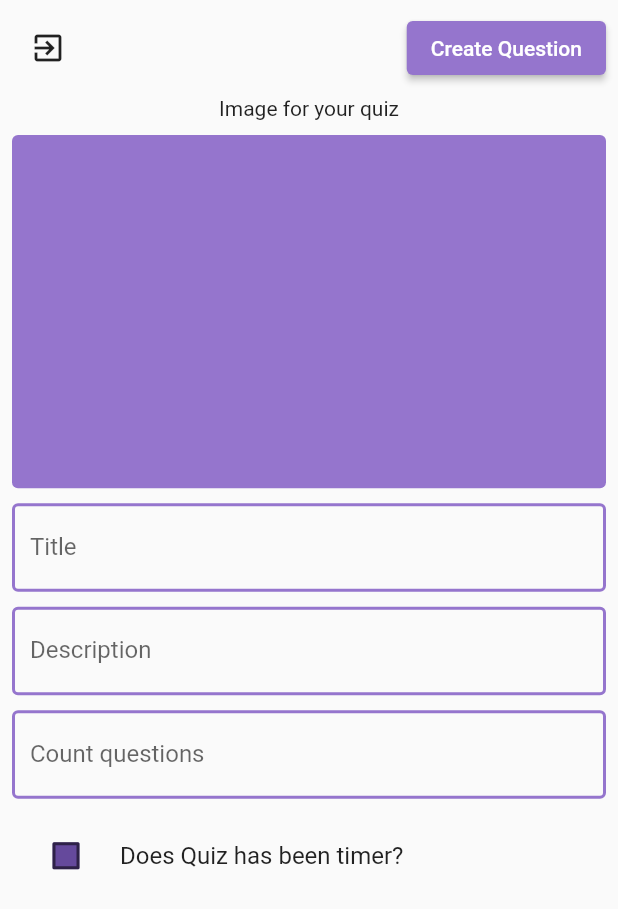
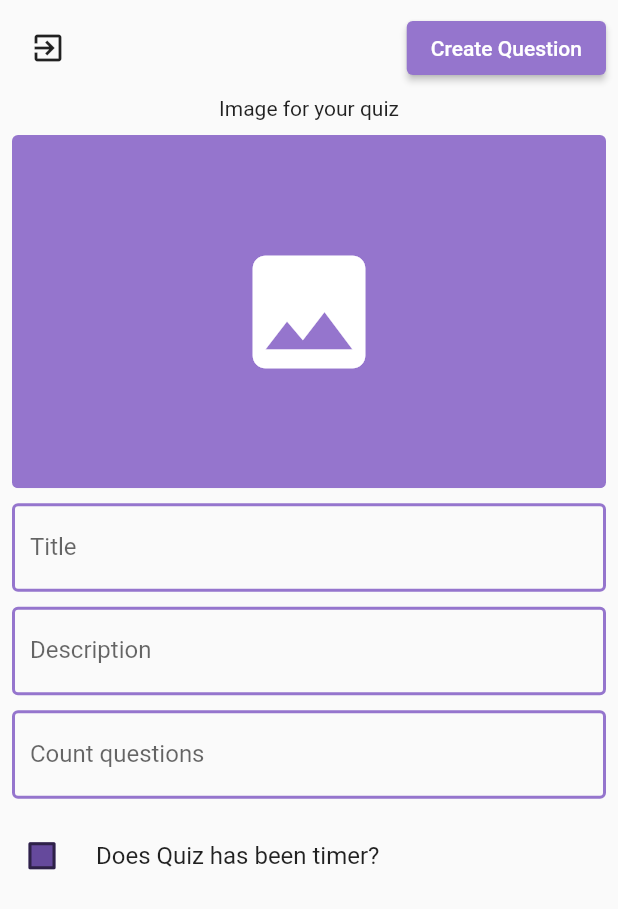
Before and after one commit to yokawaiik/yo_quiz_app, a Flutter app: the CreateQuizScreen screen opened by its route, on a phone screen of 412 x 824 dp. Shown: the top 909 px of the screen. Run offline on Flutter 3.47's test engine with Material 2 defaults, Android fonts, the phone set to English and light mode, and no system bars; our stand-ins replace cloud_firestore, firebase_auth, firebase_core, image_picker; accounts and stored records are empty.

Commit message:
Created models and layout for create module.

```diff
--- a/lib/src/core/router/app_router.dart
+++ b/lib/src/core/router/app_router.dart
@@ -1,5 +1,6 @@
 import 'package:yo_quiz_app/src/modules/auth/screens/auth_wrapper_screen.dart';
 import 'package:yo_quiz_app/src/modules/auth/screens/auth_screen.dart';
+import 'package:yo_quiz_app/src/modules/create/screens/create_questions_area.dart';
 import 'package:yo_quiz_app/src/modules/create/screens/create_quiz_screen.dart';
 import 'package:yo_quiz_app/src/modules/main_navigator/screens/main_navigator_screen.dart';
 import 'package:yo_quiz_app/src/modules/profile/screens/profile_screen.dart';
@@ -14,6 +15,7 @@ class AppRouter {
     ProfileScreen.routeName: (ctx) => ProfileScreen(),
 
     CreateQuizScreen.routeName: (ctx) => CreateQuizScreen(),
+    CreateQuestionsArea.routeName: (ctx) => CreateQuestionsArea(),
   };
 
   static const initialRoute = AuthWrapper.routeName;
--- /dev/null
+++ b/lib/src/modules/create/enums/scope.dart
@@ -0,0 +1,4 @@
+enum Scope {
+  public,
+  private,
+}
--- /dev/null
+++ b/lib/src/modules/create/models/answer.dart
@@ -0,0 +1,9 @@
+class Answer {
+  String? text;
+  bool isRight;
+
+  Answer({
+    this.text,
+    this.isRight = false,
+  });
+}
--- /dev/null
+++ b/lib/src/modules/create/models/question.dart
@@ -0,0 +1,17 @@
+import 'package:yo_quiz_app/src/modules/create/models/answer.dart';
+
+class Question {
+  // for edit
+  late final String? id;
+
+  late List<Answer> answers;
+  late int? secondsInTimer;
+
+  Question({
+
+    this.id,
+    required this.answers,
+    this.secondsInTimer,
+
+  });
+}
--- /dev/null
+++ b/lib/src/modules/create/models/quiz.dart
@@ -0,0 +1,28 @@
+import 'package:cloud_firestore/cloud_firestore.dart';
+import 'package:yo_quiz_app/src/modules/create/enums/scope.dart';
+import 'package:yo_quiz_app/src/modules/create/models/question.dart';
+
+class Quiz {
+  late final Timestamp created;
+  late final String createdByUser;
+  late int questionCount;
+  late Scope scope;
+  late bool timer;
+
+  late List<Question>? questions;
+
+  Quiz({
+    required this.createdByUser,
+    required this.questionCount,
+    required this.scope,
+
+    this.questions,
+    this.timer = false,
+    created,
+  }) {
+    this.created = Timestamp.now();
+  }
+
+
+
+}
--- a/lib/src/modules/create/screens/create_quiz_screen.dart
+++ b/lib/src/modules/create/screens/create_quiz_screen.dart
@@ -1,4 +1,8 @@
+import 'dart:io';
+
 import 'package:flutter/material.dart';
+import 'package:image_picker/image_picker.dart';
+import 'package:yo_quiz_app/src/modules/create/screens/create_questions_area.dart';
 
 class CreateQuizScreen extends StatefulWidget {
   static const String routeName = "/create-quiz-screen";
@@ -11,26 +15,49 @@ class CreateQuizScreen extends StatefulWidget {
 
 class _CreateQuizScreenState extends State<CreateQuizScreen> {
   late bool _quizHasTimer;
+  File? _quizImage;
+
+  late final GlobalKey<FormState> _form;
 
   @override
   void initState() {
     super.initState();
 
     _quizHasTimer = false;
+    _form = GlobalKey<FormState>();
   }
 
   @override
   Widget build(BuildContext context) {
     final device = MediaQuery.of(context).size;
 
+    Future<void> _addQuizImage() async {
+      final picker = ImagePicker();
+
+      final imagePicked =
+          await picker.pickImage(source: ImageSource.gallery, imageQuality: 50);
+
+      if (imagePicked == null) return;
+
+      // Todo: add image provider
+
+      setState(() {
+        _quizImage = File(imagePicked.path);
+      });
+    }
+
+
+    void _goToCreateQuestionsArea() {
+      if (!_form.currentState!.validate()) return;
+
+      _form.currentState!.save();
+
+      Navigator.of(context).pushNamed(CreateQuestionsArea.routeName);
+    }
 
     return Scaffold(
-      // appBar: AppBar(
-      //   actions: [
-      //     IconButton(icon: Icon(Icons.arr), onPressed: () {  },)
-      //   ],
-      // ),
       body: SafeArea(
+        child: SingleChildScrollView(
           child: Padding(
             padding: const EdgeInsets.all(8.0),
             child: Column(
@@ -47,13 +74,11 @@ class _CreateQuizScreenState extends State<CreateQuizScreen> {
                     )
                   ],
                 ),
-
                 Form(
+                  key: _form,
                   child: Padding(
-
                     padding: const EdgeInsets.only(top: 8),
                     child: Column(
-
                       mainAxisAlignment: MainAxisAlignment.spaceAround,
                       children: [
                         Text("Image for your quiz"),
@@ -61,12 +86,35 @@ class _CreateQuizScreenState extends State<CreateQuizScreen> {
                           height: 10,
                         ),
                         // Todo: add image
-                      Container(
-                        height: device.height * (2/7),
-
+                        GestureDetector(
+                          onTap: () {
+                            _addQuizImage();
+                          },
+                          child: SizedBox(
+                            height: device.height * (2 / 7),
+                            child: ClipRRect(
+                              borderRadius: BorderRadius.circular(4),
+                              child: _quizImage != null
+                                  ? Image.file(
+                                      _quizImage!,
+                                      fit: BoxFit.cover,
+                                      width: double.infinity,
+                                    )
+                                  : Container(
                                       decoration: BoxDecoration(
-                          borderRadius: BorderRadius.circular(4),
-                          color: Theme.of(context).colorScheme.primary,
+                                        color: Theme.of(context)
+                                            .colorScheme
+                                            .primary,
+                                      ),
+                                      child: Center(
+                                        child: Icon(Icons.image,
+                                            size: 100,
+                                            color: Theme.of(context)
+                                                .colorScheme
+                                                .onPrimary),
+                                      ),
+                                    ),
+                            ),
                           ),
                         ),
                         SizedBox(
@@ -74,6 +122,14 @@ class _CreateQuizScreenState extends State<CreateQuizScreen> {
                         ),
                         TextFormField(
                           decoration: InputDecoration(labelText: "Title"),
+                          validator: (v) {
+                            if (v == null || v.isEmpty)
+                              return "Field can not empty.";
+                            if (v.length < 5 && v.length > 100)
+                              return "Field can not more 100 and less 5 letters.";
+
+                            return null;
+                          },
                         ),
                         SizedBox(
                           height: 10,
@@ -82,24 +138,38 @@ class _CreateQuizScreenState extends State<CreateQuizScreen> {
                           minLines: 1,
                           maxLines: 10,
                           decoration: InputDecoration(labelText: "Description"),
+                          validator: (v) {
+                            if (v == null || v.isEmpty)
+                              return "Field can not empty.";
+                            if (v.length < 5 || v.length > 200)
+                              return "Field can not more 200 and less 5 letters.";
+
+                            return null;
+                          },
                         ),
                         SizedBox(
                           height: 10,
                         ),
                         TextFormField(
                           keyboardType: TextInputType.number,
-                        decoration: InputDecoration(labelText: "Count questions"),
+                          decoration:
+                              InputDecoration(labelText: "Count questions"),
+                          validator: (v) {
+                            if (v == null || v.isEmpty)
+                              return "Field can not empty.";
+
+                            final questionsCount = int.parse(v);
+                            if (questionsCount > 30)
+                              return "Questions can be less 30.";
+
+                            return null;
+                          },
                         ),
-                      // Switch(value: false, onChanged: (bool v) {})
-                      // Checkbox(value: _quizHasTimer, onChanged: (v) {
-                      //   setState(() {
-                      //     _quizHasTimer = v!;
-                      //   });
-                      // }),
                         SizedBox(
                           height: 10,
                         ),
                         CheckboxListTile(
+                          contentPadding: EdgeInsets.all(0),
                           controlAffinity: ListTileControlAffinity.leading,
                           title: Text("Does Quiz has been timer?"),
                           value: _quizHasTimer,
@@ -107,7 +177,8 @@ class _CreateQuizScreenState extends State<CreateQuizScreen> {
                             setState(() {
                               _quizHasTimer = v!;
                             });
-                          })
+                          },
+                        )
                       ],
                     ),
                   ),
@@ -116,6 +187,7 @@ class _CreateQuizScreenState extends State<CreateQuizScreen> {
             ),
           ),
         ),
+      ),
     );
   }
 }
--- a/pubspec.yaml
+++ b/pubspec.yaml
@@ -38,6 +38,7 @@ dependencies:
   firebase_core: ^1.10.6
   firebase_auth: ^3.3.4
   cloud_firestore: ^3.1.5
+  image_picker: ^0.8.4+4
 
 dev_dependencies:
   flutter_test:
```
Also changed, not shown: lib/src/modules/create/provider/create_quiz_provider.dart (added, +7 -0 lines), lib/src/modules/create/screens/create_questions_area.dart (added, +19 -0 lines), lib/src/theme/theme.dart (+10 -8 lines), pubspec.lock. Lines whose indentation alone changed are shown as unchanged.
